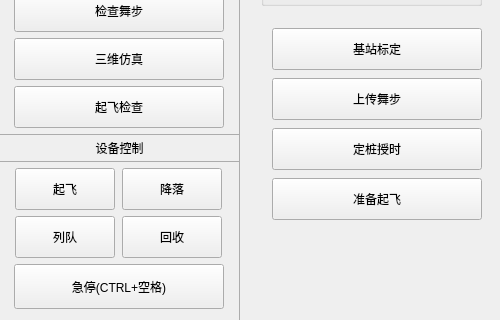
First picture: the form in UAVManage/devicemanage.ui, repository gessd/UAVManage, before the edit; both pictures show x 0 to 500 and y 309 to 629 of the 500 by 629 pixel window.
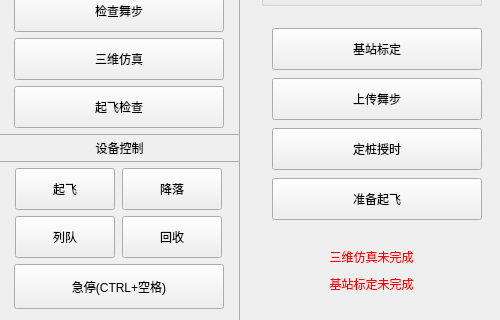
Second picture: the form after the edit. Icons and pictures are not drawn.

Commit message: 优化业务逻辑并显示三维仿真与基站标定是否完成

```diff
--- a/UAVManage/devicemanage.ui
+++ b/UAVManage/devicemanage.ui
@@ -351,6 +351,38 @@
           </item>
          </layout>
         </widget>
+        <widget class="QWidget" name="widgetStatus" native="true">
+         <property name="geometry">
+          <rect>
+           <x>10</x>
+           <y>510</y>
+           <width>221</width>
+           <height>71</height>
+          </rect>
+         </property>
+         <layout class="QVBoxLayout" name="verticalLayout_5">
+          <item>
+           <widget class="QLabel" name="label3DStatus">
+            <property name="text">
+             <string>&lt;font color=#FF0000&gt;三维仿真未完成&lt;/font&gt;</string>
+            </property>
+            <property name="alignment">
+             <set>Qt::AlignCenter</set>
+            </property>
+           </widget>
+          </item>
+          <item>
+           <widget class="QLabel" name="labelStationStatus">
+            <property name="text">
+             <string>&lt;font color=#FF0000&gt;基站标定未完成&lt;/font&gt;</string>
+            </property>
+            <property name="alignment">
+             <set>Qt::AlignCenter</set>
+            </property>
+           </widget>
+          </item>
+         </layout>
+        </widget>
        </widget>
       </item>
      </layout>
```
The commit also changes 12 other files.
